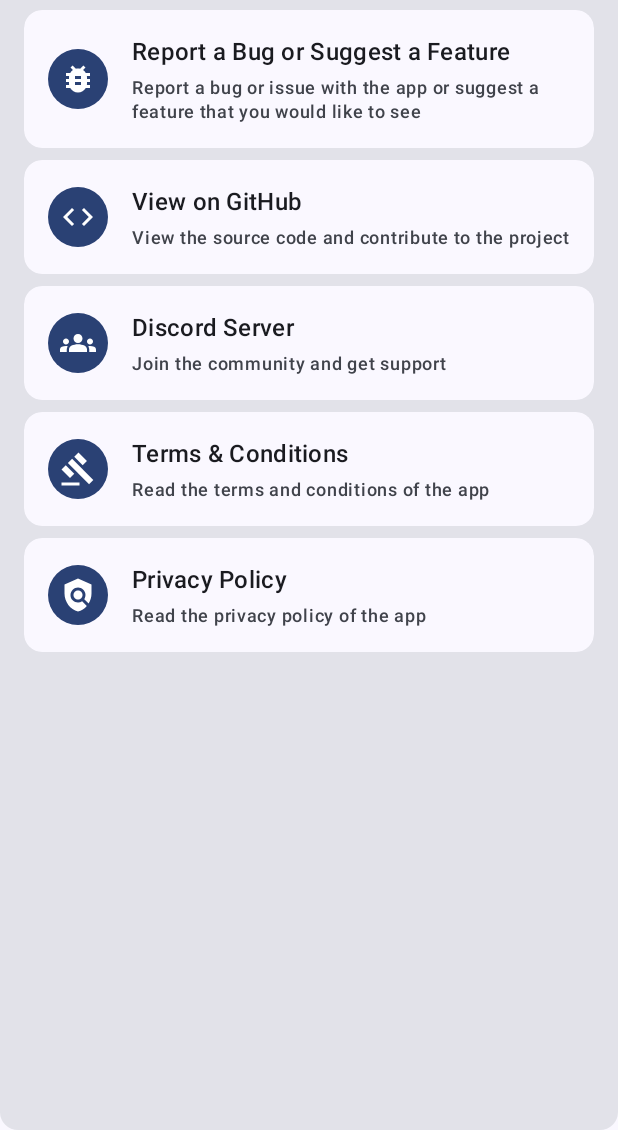
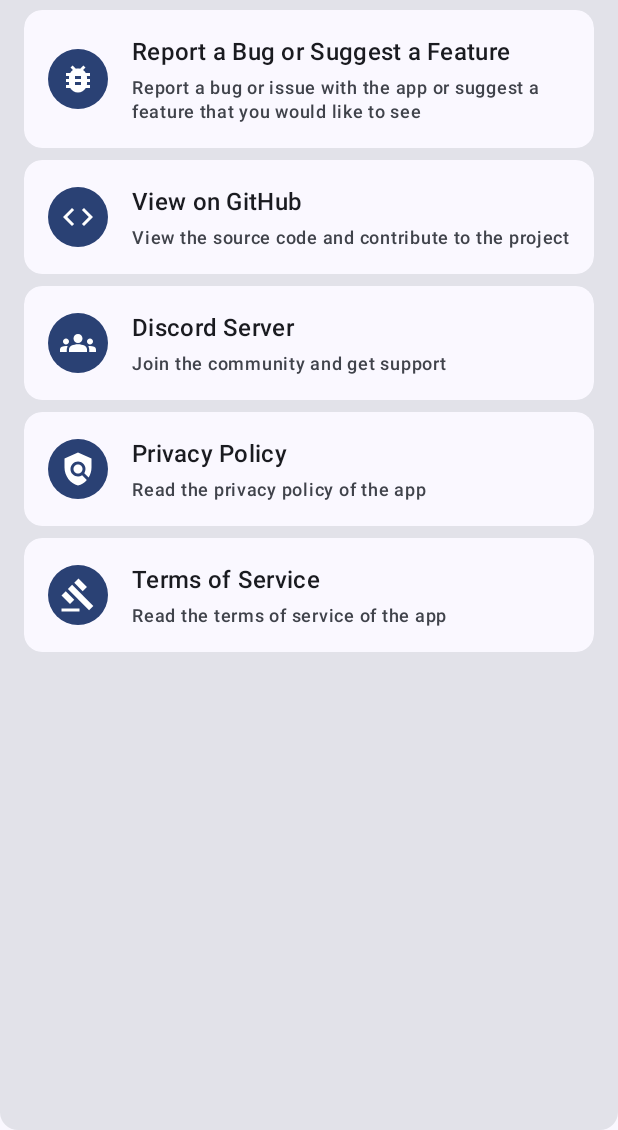
Before and after one commit to Angel-Studio/SoundTap, an Android app built with Jetpack Compose: the SupportScreen screen opened through its navigation route, on a phone screen of 412 x 824 dp, the part 106-1236 px from its top. Run offline under Robolectric (Android 15) with nearby library versions, the phone set to English and light mode, and no system bars; our stand-ins replace Dagger/Hilt's generated code; 12 statements that could not run were skipped.

Commit message:
Added global privacy and terms links
Took 1 minute

```diff
--- a/app/src/main/java/fr/angel/soundtap/GlobalHelper.kt
+++ b/app/src/main/java/fr/angel/soundtap/GlobalHelper.kt
@@ -7,6 +7,12 @@
 
 
 object GlobalHelper {
+
+	const val PRIVACY_POLICY_URL =
+		"https://github.com/Angel-Studio/SoundTap/blob/master/PRIVACY-POLICY.MD"
+	const val TERMS_OF_SERVICE_URL =
+		"https://github.com/Angel-Studio/SoundTap/blob/master/TERMS-CONDITIONS.MD"
+
 	fun openAccessibilitySettings(context: Context) {
 		val intent = Intent(Settings.ACTION_ACCESSIBILITY_SETTINGS)
 		intent.setFlags(Intent.FLAG_ACTIVITY_NEW_TASK)
--- a/app/src/main/java/fr/angel/soundtap/ui/app/SupportScreen.kt
+++ b/app/src/main/java/fr/angel/soundtap/ui/app/SupportScreen.kt
@@ -33,6 +33,7 @@
 import androidx.compose.ui.platform.LocalUriHandler
 import androidx.compose.ui.text.font.FontWeight
 import androidx.compose.ui.unit.dp
+import fr.angel.soundtap.GlobalHelper
 import fr.angel.soundtap.ui.components.SettingsItem
 
 @OptIn(ExperimentalSharedTransitionApi::class)
@@ -117,16 +118,16 @@
 					onClick = { uriHandler.openUri("https://discord.gg/8NfBrxKs4T") }
 				)
 				SettingsItem(
-					title = "Terms & Conditions",
-					subtitle = "Read the terms and conditions of the app",
-					icon = Icons.Default.Gavel,
-					onClick = { uriHandler.openUri("https://github.com/Angel-Studio/SoundTap/blob/master/TERMS-CONDITIONS.MD") }
-				)
-				SettingsItem(
 					title = "Privacy Policy",
 					subtitle = "Read the privacy policy of the app",
 					icon = Icons.Default.Policy,
-					onClick = { uriHandler.openUri("https://github.com/Angel-Studio/SoundTap/blob/master/PRIVACY-POLICY.MD") }
+					onClick = { uriHandler.openUri(GlobalHelper.PRIVACY_POLICY_URL) }
+				)
+				SettingsItem(
+					title = "Terms of Service",
+					subtitle = "Read the terms of service of the app",
+					icon = Icons.Default.Gavel,
+					onClick = { uriHandler.openUri(GlobalHelper.TERMS_OF_SERVICE_URL) }
 				)
 				Spacer(modifier = Modifier.height(8.dp))
 			}
```
